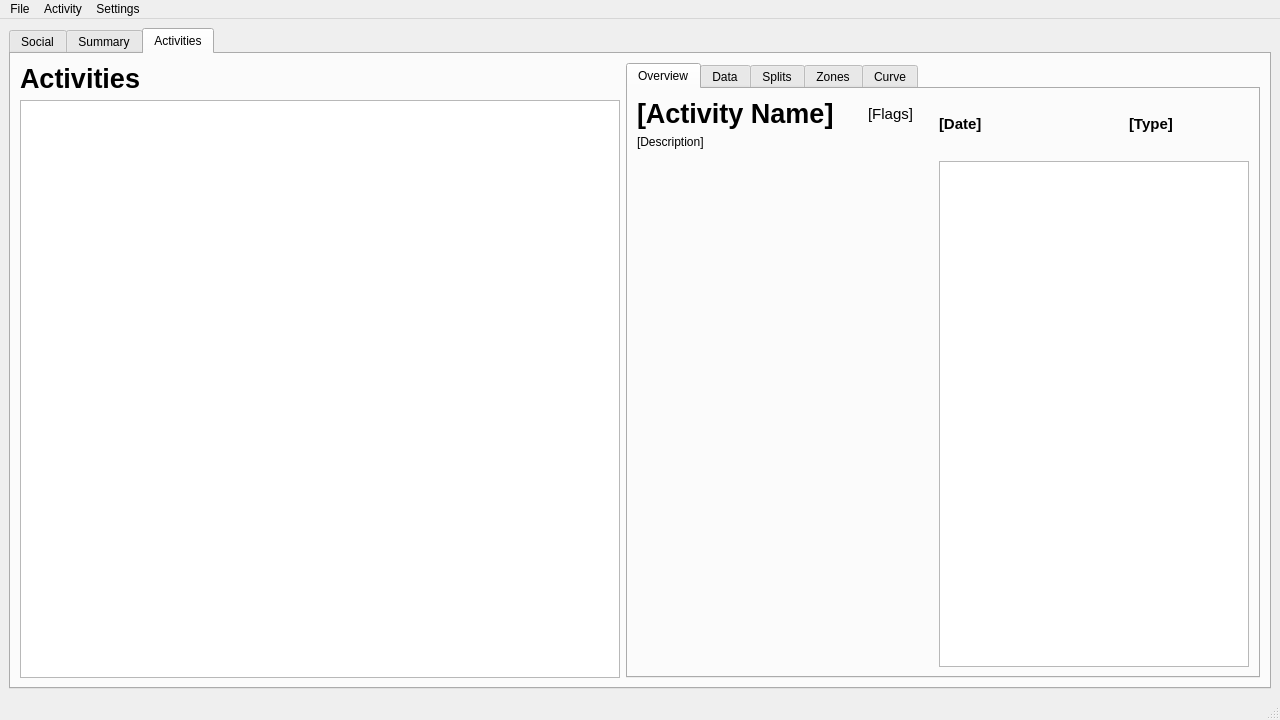
Qt form resources/ui/main.ui (TomFryers/activate) before a commit.
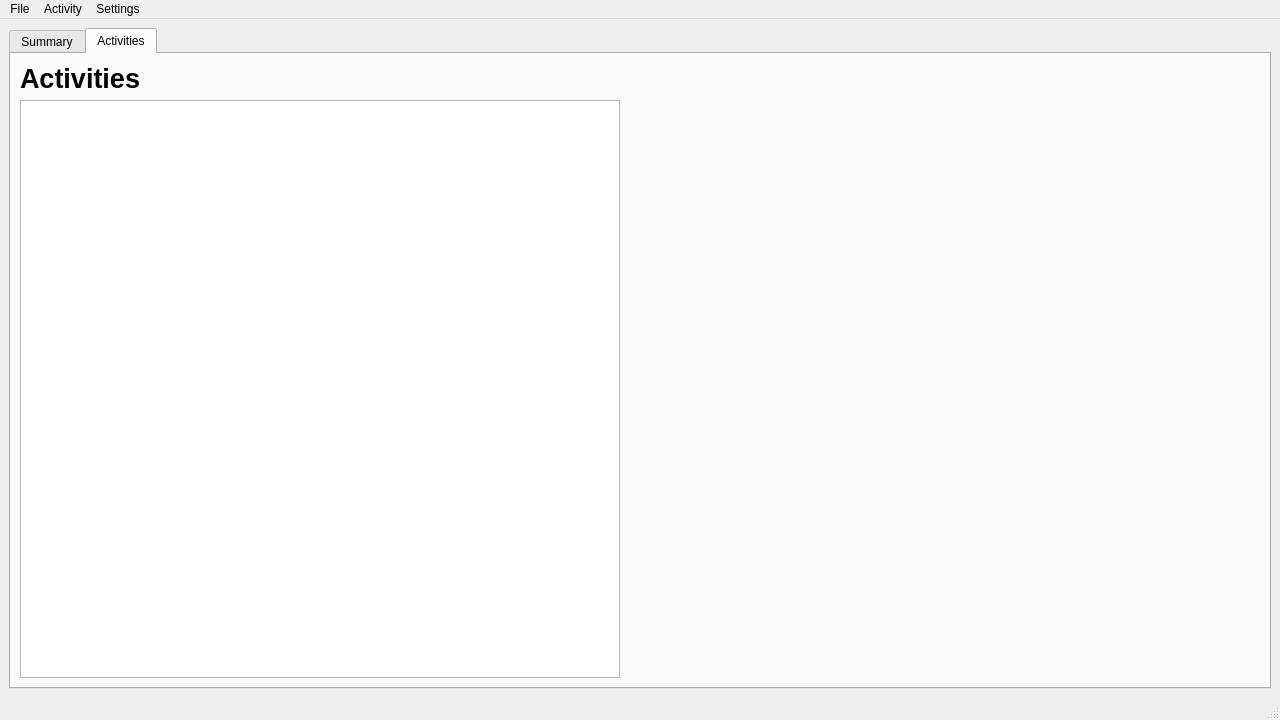
The same form after that commit. The open tabs and pages were chosen to show the change. Custom widgets are drawn as their Qt base class.

Commit message: Move activity view to its own file and class

```diff
--- a/resources/ui/main.ui
+++ b/resources/ui/main.ui
@@ -20,21 +20,6 @@
       <property name="currentIndex">
        <number>0</number>
       </property>
-      <widget class="QWidget" name="social_tab">
-       <attribute name="title">
-        <string>Social</string>
-       </attribute>
-       <layout class="QVBoxLayout" name="social_tab_layout">
-        <item>
-         <widget class="QTableWidget" name="social_list">
-          <property name="columnCount">
-           <number>1</number>
-          </property>
-          <column/>
-         </widget>
-        </item>
-       </layout>
-      </widget>
       <widget class="QWidget" name="summary_tab">
        <attribute name="title">
         <string>Summary</string>
@@ -286,248 +271,7 @@
          </layout>
         </item>
         <item>
-         <widget class="QTabWidget" name="activity_tabs">
-          <property name="currentIndex">
-           <number>0</number>
-          </property>
-          <widget class="QWidget" name="overview_tab">
-           <attribute name="title">
-            <string>Overview</string>
-           </attribute>
-           <layout class="QGridLayout" name="overview_tab_layout">
-            <item row="0" column="1">
-             <layout class="QHBoxLayout" name="date_activity_type_area">
-              <item>
-               <widget class="QLabel" name="date_time_label">
-                <property name="font">
-                 <font>
-                  <pointsize>11</pointsize>
-                  <weight>75</weight>
-                  <bold>true</bold>
-                 </font>
-                </property>
-                <property name="text">
-                 <string>[Date]</string>
-                </property>
-               </widget>
-              </item>
-              <item>
-               <widget class="QLabel" name="activity_type_label">
-                <property name="maximumSize">
-                 <size>
-                  <width>120</width>
-                  <height>16777215</height>
-                 </size>
-                </property>
-                <property name="font">
-                 <font>
-                  <pointsize>11</pointsize>
-                  <weight>75</weight>
-                  <bold>true</bold>
-                 </font>
-                </property>
-                <property name="text">
-                 <string>[Type]</string>
-                </property>
-               </widget>
-              </item>
-             </layout>
-            </item>
-            <item row="2" column="1">
-             <widget class="InfoTable" name="info_table">
-              <property name="minimumSize">
-               <size>
-                <width>310</width>
-                <height>0</height>
-               </size>
-              </property>
-              <property name="maximumSize">
-               <size>
-                <width>310</width>
-                <height>16777215</height>
-               </size>
-              </property>
-              <property name="horizontalScrollBarPolicy">
-               <enum>Qt::ScrollBarAlwaysOff</enum>
-              </property>
-              <property name="editTriggers">
-               <set>QAbstractItemView::NoEditTriggers</set>
-              </property>
-              <property name="selectionMode">
-               <enum>QAbstractItemView::SingleSelection</enum>
-              </property>
-              <property name="showGrid">
-               <bool>false</bool>
-              </property>
-              <property name="columnCount">
-               <number>3</number>
-              </property>
-              <attribute name="horizontalHeaderVisible">
-               <bool>false</bool>
-              </attribute>
-              <attribute name="horizontalHeaderDefaultSectionSize">
-               <number>100</number>
-              </attribute>
-              <attribute name="horizontalHeaderStretchLastSection">
-               <bool>true</bool>
-              </attribute>
-              <attribute name="verticalHeaderVisible">
-               <bool>false</bool>
-              </attribute>
-              <column/>
-              <column/>
-              <column/>
-             </widget>
-            </item>
-            <item row="0" column="0">
-             <layout class="QVBoxLayout" name="activity_text_area">
-              <item>
-               <layout class="QHBoxLayout" name="activity_name_and_flags">
-                <item>
-                 <widget class="QLabel" name="activity_name_label">
-                  <property name="font">
-                   <font>
-                    <pointsize>20</pointsize>
-                    <weight>75</weight>
-                    <bold>true</bold>
-                   </font>
-                  </property>
-                  <property name="text">
-                   <string>[Activity Name]</string>
-                  </property>
-                 </widget>
-                </item>
-                <item>
-                 <widget class="QLabel" name="flags_label">
-                  <property name="font">
-                   <font>
-                    <pointsize>11</pointsize>
-                   </font>
-                  </property>
-                  <property name="text">
-                   <string>[Flags]</string>
-                  </property>
-                  <property name="alignment">
-                   <set>Qt::AlignRight|Qt::AlignTrailing|Qt::AlignVCenter</set>
-                  </property>
-                  <property name="indent">
-                   <number>20</number>
-                  </property>
-                 </widget>
-                </item>
-               </layout>
-              </item>
-              <item>
-               <widget class="QLabel" name="description_label">
-                <property name="text">
-                 <string>[Description]</string>
-                </property>
-                <property name="wordWrap">
-                 <bool>true</bool>
-                </property>
-               </widget>
-              </item>
-             </layout>
-            </item>
-            <item row="1" column="0" rowspan="2">
-             <layout class="QGridLayout" name="map_container"/>
-            </item>
-           </layout>
-          </widget>
-          <widget class="QWidget" name="data_tab">
-           <property name="minimumSize">
-            <size>
-             <width>100</width>
-             <height>0</height>
-            </size>
-           </property>
-           <attribute name="title">
-            <string>Data</string>
-           </attribute>
-           <layout class="QVBoxLayout" name="data_tab_layout">
-            <item>
-             <layout class="QVBoxLayout" name="graphs_layout"/>
-            </item>
-           </layout>
-          </widget>
-          <widget class="QWidget" name="splits_tab">
-           <attribute name="title">
-            <string>Splits</string>
-           </attribute>
-           <layout class="QVBoxLayout" name="splits_tab_layout">
-            <item>
-             <widget class="SplitTable" name="split_table">
-              <property name="minimumSize">
-               <size>
-                <width>210</width>
-                <height>0</height>
-               </size>
-              </property>
-              <property name="horizontalScrollBarPolicy">
-               <enum>Qt::ScrollBarAlwaysOff</enum>
-              </property>
-              <property name="editTriggers">
-               <set>QAbstractItemView::NoEditTriggers</set>
-              </property>
-              <property name="selectionMode">
-               <enum>QAbstractItemView::SingleSelection</enum>
-              </property>
-              <property name="sortingEnabled">
-               <bool>true</bool>
-              </property>
-              <attribute name="horizontalHeaderShowSortIndicator" stdset="0">
-               <bool>true</bool>
-              </attribute>
-              <attribute name="verticalHeaderVisible">
-               <bool>false</bool>
-              </attribute>
-             </widget>
-            </item>
-           </layout>
-          </widget>
-          <widget class="QWidget" name="zones_tab">
-           <attribute name="title">
-            <string>Zones</string>
-           </attribute>
-           <layout class="QVBoxLayout" name="zones_tab_layout">
-            <item>
-             <widget class="QtCharts::QChartView" name="zones_graph"/>
-            </item>
-           </layout>
-          </widget>
-          <widget class="QWidget" name="curve_tab">
-           <attribute name="title">
-            <string>Curve</string>
-           </attribute>
-           <layout class="QHBoxLayout" name="curve_tab_layout">
-            <item>
-             <widget class="QtCharts::QChartView" name="curve_graph"/>
-            </item>
-            <item>
-             <widget class="CurveTable" name="curve_table">
-              <property name="maximumSize">
-               <size>
-                <width>320</width>
-                <height>16777215</height>
-               </size>
-              </property>
-              <property name="horizontalScrollBarPolicy">
-               <enum>Qt::ScrollBarAlwaysOff</enum>
-              </property>
-              <property name="selectionMode">
-               <enum>QAbstractItemView::SingleSelection</enum>
-              </property>
-              <attribute name="horizontalHeaderStretchLastSection">
-               <bool>true</bool>
-              </attribute>
-              <attribute name="verticalHeaderVisible">
-               <bool>false</bool>
-              </attribute>
-             </widget>
-            </item>
-           </layout>
-          </widget>
-         </widget>
+         <widget class="ActivityView" name="activity_view" native="true"/>
         </item>
        </layout>
       </widget>
@@ -643,26 +387,17 @@
    <extends>QTableWidget</extends>
    <header>activate/app/tables.h</header>
   </customwidget>
-  <customwidget>
-   <class>InfoTable</class>
-   <extends>QTableWidget</extends>
-   <header>activate/app/tables.h</header>
-  </customwidget>
-  <customwidget>
-   <class>SplitTable</class>
-   <extends>QTableWidget</extends>
-   <header>activate/app/tables.h</header>
-  </customwidget>
-  <customwidget>
-   <class>CurveTable</class>
-   <extends>QTableWidget</extends>
-   <header>activate/app/tables.h</header>
-  </customwidget>
   <customwidget>
    <class>CheckList</class>
    <extends>QListWidget</extends>
    <header>activate/app/checklist.h</header>
   </customwidget>
+  <customwidget>
+   <class>ActivityView</class>
+   <extends>QWidget</extends>
+   <header>activate/app/activity_view.h</header>
+   <container>1</container>
+  </customwidget>
  </customwidgets>
  <resources/>
  <connections>
```
Left out of the diff: 18 changed lines with no effect on the pictures. The commit also changes 3 other files.
